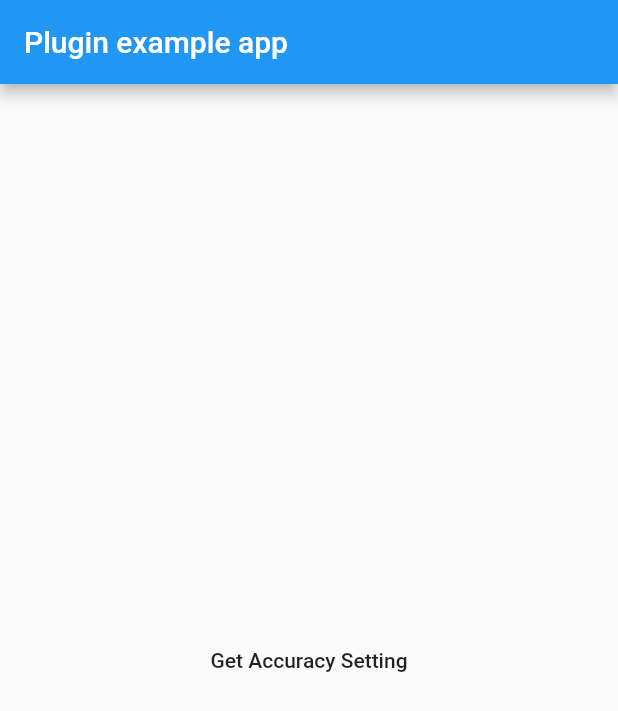
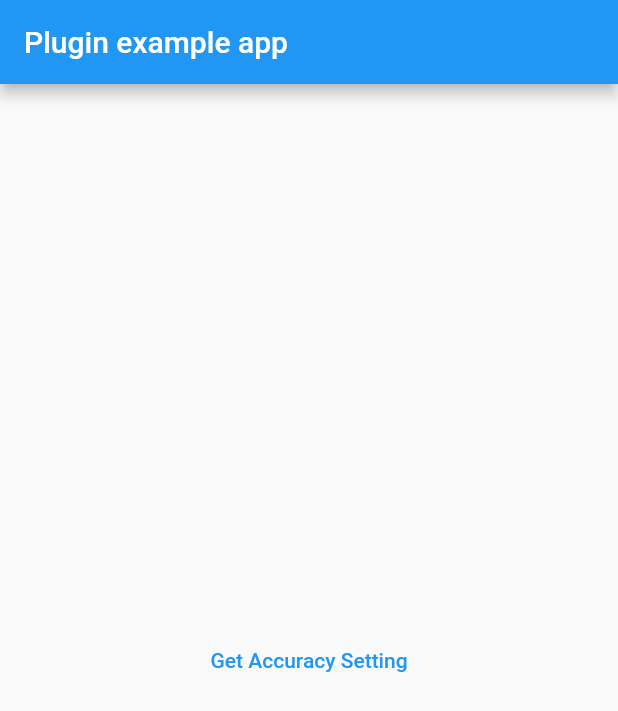
Before and after one commit to fuadarradhi/accuracy_setting, a Flutter app: the screen it shows after launch, after a tap on "Get Accuracy Setting", on a phone screen of 412 x 824 dp. Shown: the top 711 px of the screen. Run offline on Flutter 3.47's test engine with Material 2 defaults, Android fonts, the phone set to English and light mode, and no system bars.

Commit message:
null safety

```diff
--- a/example/lib/main.dart
+++ b/example/lib/main.dart
@@ -24,7 +24,7 @@ class _MyAppState extends State<MyApp> {
           title: const Text('Plugin example app'),
         ),
         body: Center(
-          child: FlatButton(
+          child: TextButton(
             child: Text(
               'Get Accuracy Setting',
             ),
--- a/lib/accuracy_setting.dart
+++ b/lib/accuracy_setting.dart
@@ -19,18 +19,18 @@ class AccuracySetting {
   static const MethodChannel _channel = const MethodChannel('accuracy_setting');
 
   static Future<AccuracySettingMode> getAccuracySetting() async {
-    final int settingMode = await _channel.invokeMethod('getAccuracySetting');
+    final int settingMode = await (_channel.invokeMethod('getAccuracySetting') as FutureOr<int>);
     return AccuracySettingMode.values[settingMode];
   }
 
-  static Future<bool> getProviderEnabled(
+  static Future<bool?> getProviderEnabled(
       LocationProvider locationProvider) async {
-    bool providerEnabled = false;
+    bool? providerEnabled = false;
 
     if (locationProvider == LocationProvider.GPS) {
-      providerEnabled = await _channel.invokeMethod('getGPSEnabled');
+      providerEnabled = await (_channel.invokeMethod('getGPSEnabled') as FutureOr<bool>);
     } else if (locationProvider == LocationProvider.NETWORK) {
-      providerEnabled = await _channel.invokeMethod('getNetworkEnabled');
+      providerEnabled = await (_channel.invokeMethod('getNetworkEnabled') as FutureOr<bool>);
     }
     return providerEnabled;
   }
```
Also changed, not shown: pubspec.yaml (+3 -4 lines), example/pubspec.lock, pubspec.lock, 5 other files.
